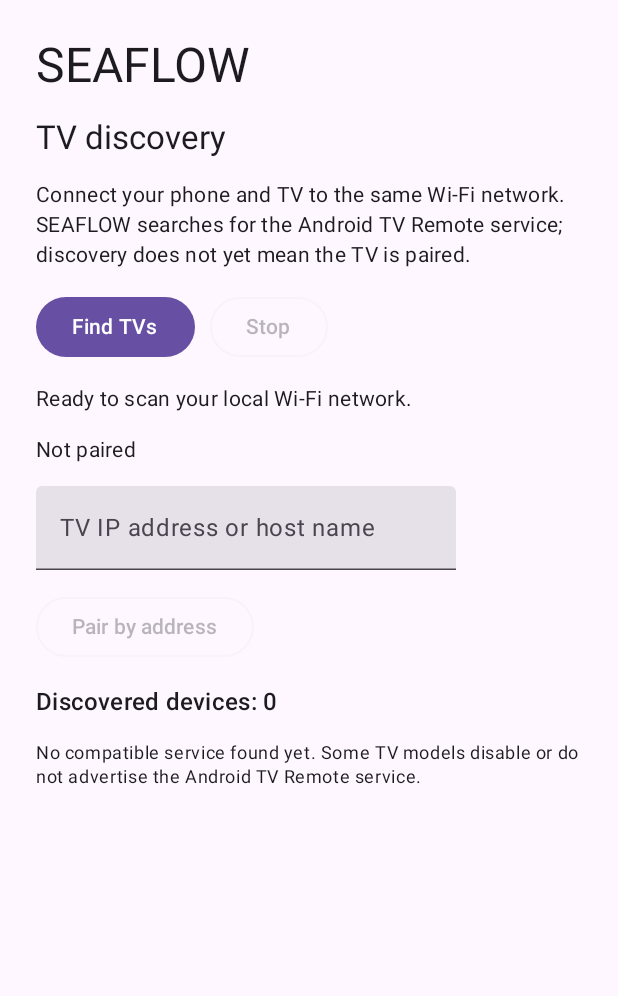
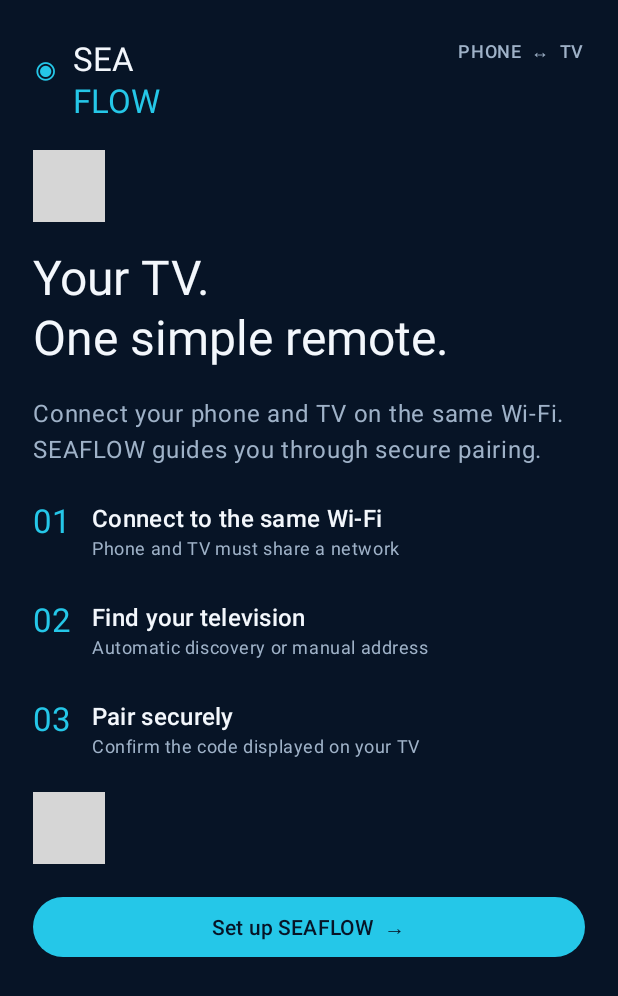
Before and after one commit to puttishiva147/SEA-FLOW-, an Android app built with Jetpack Compose: the screen it shows after launch (MainActivity), on a phone screen of 412 x 824 dp. Shown: the top 996 px of the screen. Run offline under Robolectric (Android 15) with nearby library versions, the phone set to English and light mode, and no system bars; 2 statements that could not run were skipped; grey boxes are pictures that could not be loaded.

Commit message:
Build branded SEAFLOW onboarding and guided TV setup flow

```diff
--- a/app/src/main/java/com/seaflow/remote/MainActivity.kt
+++ b/app/src/main/java/com/seaflow/remote/MainActivity.kt
@@ -168,24 +168,23 @@ private class TvDiscoveryController(
 
 @Composable
 private fun SeaflowScreen(context: Context) {
+    var stage by remember { mutableStateOf("welcome") }
     var scanning by remember { mutableStateOf(false) }
-    var status by remember { mutableStateOf("Ready to scan your local Wi-Fi network.") }
+    var status by remember { mutableStateOf("Ready to find your TV") }
     var devices by remember { mutableStateOf(emptyList<TvCandidate>()) }
-    var pairingStatus by remember { mutableStateOf("Not paired") }
+    var pairingStatus by remember { mutableStateOf("Not connected") }
     var pairingPin by remember { mutableStateOf("") }
     var manualHost by remember { mutableStateOf("") }
     var pendingTvName by remember { mutableStateOf("") }
     var pendingTvHost by remember { mutableStateOf("") }
     var pairingBusy by remember { mutableStateOf(false) }
-    var awaitingPin by remember { mutableStateOf(false) }
-    val pairingPreferences = remember(context) { context.getSharedPreferences("seaflow_tv_pairing", Context.MODE_PRIVATE) }
-    var pairedName by remember { mutableStateOf(pairingPreferences.getString("paired_tv_name", null)) }
-    var pairedHost by remember { mutableStateOf(pairingPreferences.getString("paired_tv_host", null)) }
+    val preferences = remember(context) { context.getSharedPreferences("seaflow_tv_pairing", Context.MODE_PRIVATE) }
+    var pairedName by remember { mutableStateOf(preferences.getString("paired_tv_name", null)) }
+    var pairedHost by remember { mutableStateOf(preferences.getString("paired_tv_host", null)) }
     var pairingSession by remember { mutableStateOf<TvPairingClient.PairingSession?>(null) }
-    val pairingSessionRef = remember { AtomicReference<TvPairingClient.PairingSession?>(null) }
+    val sessionRef = remember { AtomicReference<TvPairingClient.PairingSession?>(null) }
     val executor = remember { Executors.newSingleThreadExecutor() }
     val mainHandler = remember { Handler(Looper.getMainLooper()) }
-
     val controller = remember(context) {
         TvDiscoveryController(context) { message, results, active ->
             status = message
@@ -194,7 +193,7 @@ private fun SeaflowScreen(context: Context) {
         }
     }
     DisposableEffect(controller) {
-        onDispose { controller.close(); pairingSessionRef.getAndSet(null)?.close(); executor.shutdownNow() }
+        onDispose { controller.close(); sessionRef.getAndSet(null)?.close(); executor.shutdownNow() }
     }
 
     fun beginPairing(hostValue: String, displayName: String) {
@@ -205,106 +204,176 @@ private fun SeaflowScreen(context: Context) {
         }
         pairingSession?.close()
         pairingSession = null
-        pairingSessionRef.set(null)
-        awaitingPin = false
+        sessionRef.set(null)
         pairingBusy = true
         pendingTvName = displayName
         pendingTvHost = host
-        pairingStatus = "Opening encrypted pairing connection to $displayName…"
+        pairingStatus = "Opening secure connection to $displayName…"
         executor.execute {
             try {
-                val session = TvPairingClient(context).begin(host)
+                val session = TvPairingClient(context.applicationContext).begin(host)
                 mainHandler.post {
                     pairingSession = session
-                    pairingSessionRef.set(session)
+                    sessionRef.set(session)
                     pairingBusy = false
-                    awaitingPin = true
                     pairingPin = ""
-                    pairingStatus = "Connection established. Check your TV screen for its six-character pairing code."
+                    pairingStatus = "Connection established. Enter the code shown on your TV."
+                    stage = "pair"
                 }
             } catch (error: Exception) {
                 mainHandler.post {
                     pairingBusy = false
-                    pairingStatus = "Could not start secure pairing: ${error.localizedMessage ?: "connection failed"}"
+                    pairingStatus = error.localizedMessage ?: "Could not start pairing."
                 }
             }
         }
     }
 
-    MaterialTheme {
-        Surface(
-            modifier = Modifier.fillMaxSize(),
-            color = MaterialTheme.colorScheme.background
-        ) {
+    val navy = androidx.compose.ui.graphics.Color(0xFF071426)
+    val panel = androidx.compose.ui.graphics.Color(0xFF10243D)
+    val cyan = androidx.compose.ui.graphics.Color(0xFF25C7E8)
+    val muted = androidx.compose.ui.graphics.Color(0xFF9FB2C8)
+    val scheme = androidx.compose.material3.darkColorScheme(
+        primary = cyan,
+        secondary = androidx.compose.ui.graphics.Color(0xFF4D86FF),
+        background = navy,
+        surface = panel,
+        onPrimary = navy,
+        onBackground = androidx.compose.ui.graphics.Color(0xFFF3F7FC),
+        onSurface = androidx.compose.ui.graphics.Color(0xFFF3F7FC)
+    )
+
+    MaterialTheme(colorScheme = scheme) {
+        Surface(Modifier.fillMaxSize(), color = navy) {
             Column(
-                modifier = Modifier.fillMaxSize().padding(24.dp),
-                verticalArrangement = Arrangement.spacedBy(14.dp)
+                Modifier.fillMaxSize().padding(horizontal = 22.dp, vertical = 26.dp),
+                verticalArrangement = Arrangement.spacedBy(18.dp)
             ) {
-                Text("SEAFLOW", style = MaterialTheme.typography.headlineLarge)
-                Text("TV discovery", style = MaterialTheme.typography.titleLarge)
-                Text(
-                    "Connect your phone and TV to the same Wi-Fi network. SEAFLOW searches for the Android TV Remote service; discovery does not yet mean the TV is paired.",
-                    style = MaterialTheme.typography.bodyMedium
-                )
-                Row(horizontalArrangement = Arrangement.spacedBy(10.dp)) {
-                    Button(onClick = { controller.start() }, enabled = !scanning) {
-                        Text(if (scanning) "Scanning…" else "Find TVs")
+                Row(Modifier.fillMaxWidth(), horizontalArrangement = Arrangement.SpaceBetween) {
+                    Row(horizontalArrangement = Arrangement.spacedBy(10.dp)) {
+                        Text("◉", color = cyan, style = MaterialTheme.typography.headlineMedium)
+                        Column {
+                            Text("SEA", style = MaterialTheme.typography.titleLarge)
+                            Text("FLOW", color = cyan, style = MaterialTheme.typography.titleLarge)
+                        }
                     }
-                    OutlinedButton(onClick = { controller.stop(); scanning = false; status = "Scan stopped." }, enabled = scanning) {
-                        Text("Stop")
+                    Text("PHONE  ↔  TV", color = muted, style = MaterialTheme.typography.labelMedium)
+                }
+                when (stage) {
+                    "welcome" -> {
+                        Spacer(Modifier.weight(0.3f))
+                        Text("Your TV.\nOne simple remote.", style = MaterialTheme.typography.headlineLarge)
+                        Text("Connect your phone and TV on the same Wi-Fi. SEAFLOW guides you through secure pairing.", color = muted, style = MaterialTheme.typography.bodyLarge)
+                        SetupStep("01", "Connect to the same Wi-Fi", "Phone and TV must share a network")
+                        SetupStep("02", "Find your television", "Automatic discovery or manual address")
+                        SetupStep("03", "Pair securely", "Confirm the code displayed on your TV")
+                        Spacer(Modifier.weight(0.7f))
+                        Button(onClick = { stage = "discover" }, modifier = Modifier.fillMaxWidth()) { Text("Set up SEAFLOW  →") }
                     }
-                }
-                Text(status, style = MaterialTheme.typography.bodyMedium)
-                Text(pairingStatus, style = MaterialTheme.typography.bodyMedium)
-                if (awaitingPin) {
-                    Text("Enter the six-character hexadecimal code displayed on your TV.", style = MaterialTheme.typography.bodySmall)
-                    TextField(value = pairingPin, onValueChange = { pairingPin = it.uppercase().filter { c -> c in "0123456789ABCDEF" }.take(6) }, label = { Text("TV pairing code") }, singleLine = true)
-                    Button(onClick = {
-                        val session = pairingSession
-                        val enteredPin = pairingPin
-                        if (session != null && enteredPin.length == 6 && !pairingBusy) {
-                            pairingBusy = true
-                            pairingStatus = "Verifying the TV code and completing secure pairing…"
-                            executor.execute {
-                                try {
-                                    session.finish(enteredPin)
-                                    mainHandler.post { pairingBusy = false; awaitingPin = false; pairingSession = null; pairingSessionRef.set(null); pairedName = pendingTvName; pairedHost = pendingTvHost; pairingPreferences.edit().putString("paired_tv_name", pendingTvName).putString("paired_tv_host", pendingTvHost).apply(); pairingStatus = "Secure pairing completed successfully."; pairingPin = "" }
-                                } catch (error: Exception) {
-                                    mainHandler.post { pairingBusy = false; pairingStatus = error.localizedMessage ?: "Pairing failed." }
+                    "discover" -> {
+                        Text("Connect your TV", style = MaterialTheme.typography.headlineMedium)
+                        Text("Make sure your phone and TV are on the same Wi-Fi network.", color = muted)
+                        Card(colors = androidx.compose.material3.CardDefaults.cardColors(containerColor = panel)) {
+                            Column(Modifier.fillMaxWidth().padding(16.dp), verticalArrangement = Arrangement.spacedBy(8.dp)) {
+                                Text("STEP 1  ·  FIND YOUR TV", color = cyan, style = MaterialTheme.typography.labelMedium)
+                                Text("Search the local network for compatible Android TV devices.")
+                                Button(onClick = { controller.start() }, enabled = !scanning, modifier = Modifier.fillMaxWidth()) { Text(if (scanning) "Searching…" else "Find TVs on Wi-Fi") }
+                                if (scanning) OutlinedButton(onClick = { controller.stop(); scanning = false }, modifier = Modifier.fillMaxWidth()) { Text("Stop search") }
+                                Text(status, color = muted, style = MaterialTheme.typography.bodySmall)
+                            }
+                        }
+                        Text("AVAILABLE DEVICES  ·  \${devices.size}", color = cyan, style = MaterialTheme.typography.labelMedium)
+                        LazyColumn(Modifier.weight(1f), verticalArrangement = Arrangement.spacedBy(10.dp)) {
+                            items(devices, key = { "\${it.host}:\${it.port}" }) { device ->
+                                Card(colors = androidx.compose.material3.CardDefaults.cardColors(containerColor = panel)) {
+                                    Row(Modifier.fillMaxWidth().padding(14.dp), horizontalArrangement = Arrangement.SpaceBetween) {
+                                        Column(Modifier.weight(1f)) {
+                                            Text(device.name, style = MaterialTheme.typography.titleMedium)
+                                            Text(device.host, color = muted, style = MaterialTheme.typography.bodySmall)
+                                        }
+                                        Button(onClick = { beginPairing(device.host, device.name) }, enabled = !pairingBusy) { Text("Connect") }
+                                    }
                                 }
                             }
                         }
-                    }, enabled = !pairingBusy && pairingPin.length == 6) { Text(if (pairingBusy) "Pairing…" else "Confirm code") }
-                    OutlinedButton(onClick = { pairingSession?.close(); pairingSession = null; pairingSessionRef.set(null); awaitingPin = false; pairingStatus = "Pairing cancelled."; pairingPin = "" }, enabled = !pairingBusy) { Text("Cancel pairing") }
-                }
-                pairedName?.let { Text("Saved pairing: $it ($pairedHost). Client identity is retained in Android Keystore.", style = MaterialTheme.typography.titleMedium) }
-                TextField(value = manualHost, onValueChange = { manualHost = it.take(120) }, label = { Text("TV IP address or host name") }, singleLine = true)
-                OutlinedButton(onClick = { beginPairing(manualHost, manualHost) }, enabled = manualHost.isNotBlank() && !pairingBusy && !awaitingPin) { Text("Pair by address") }
-                Text("Discovered devices: ${devices.size}", style = MaterialTheme.typography.titleMedium)
-                if (devices.isEmpty()) {
-                    Text(
-                        "No compatible service found yet. Some TV models disable or do not advertise the Android TV Remote service.",
-                        style = MaterialTheme.typography.bodySmall
-                    )
-                } else {
-                    LazyColumn(verticalArrangement = Arrangement.spacedBy(10.dp)) {
-                        items(devices, key = { "${it.host}:${it.port}" }) { device ->
-                            Card(Modifier.fillMaxWidth()) {
-                                Column(
-                                    Modifier.fillMaxWidth().padding(16.dp),
-                                    verticalArrangement = Arrangement.spacedBy(5.dp)
-                                ) {
-                                    Text(device.name, style = MaterialTheme.typography.titleMedium)
-                                    Text("${device.host}:${device.port}")
-                                    Text(device.service, style = MaterialTheme.typography.bodySmall)
-                                    Text("Android TV Remote v2 service discovered.", style = MaterialTheme.typography.bodySmall)
-                                    Button(onClick = { beginPairing(device.host, device.name) }, enabled = !pairingBusy && !awaitingPin) { Text("Pair this TV") }
-                                }
+                        Card(colors = androidx.compose.material3.CardDefaults.cardColors(containerColor = panel)) {
+                            Column(Modifier.padding(14.dp), verticalArrangement = Arrangement.spacedBy(8.dp)) {
+                                Text("Can't find your TV?", style = MaterialTheme.typography.titleSmall)
+                                Text("Enter its local IP address to try pairing directly.", color = muted, style = MaterialTheme.typography.bodySmall)
+                                TextField(value = manualHost, onValueChange = { manualHost = it.take(120) }, modifier = Modifier.fillMaxWidth(), label = { Text("TV IP address or host name") }, singleLine = true)
+                                OutlinedButton(onClick = { beginPairing(manualHost, manualHost) }, enabled = manualHost.isNotBlank() && !pairingBusy, modifier = Modifier.fillMaxWidth()) { Text("Continue with address") }
                             }
                         }
+                    }
+                    "pair" -> {
+                        Text("Verify your TV", style = MaterialTheme.typography.headlineMedium)
+                        Text("STEP 2  ·  SECURE PAIRING", color = cyan, style = MaterialTheme.typography.labelMedium)
+                        Text("A six-character code should appear on your television. Enter it below to finish pairing.", color = muted)
+                        Card(colors = androidx.compose.material3.CardDefaults.cardColors(containerColor = panel)) {
+                            Column(Modifier.fillMaxWidth().padding(18.dp), verticalArrangement = Arrangement.spacedBy(14.dp)) {
+                                Text(pendingTvName, style = MaterialTheme.typography.titleLarge)
+                                Text(pendingTvHost, color = muted)
+                                TextField(value = pairingPin, onValueChange = { pairingPin = it.uppercase().filter { c -> c in "0123456789ABCDEF" }.take(6) }, modifier = Modifier.fillMaxWidth(), label = { Text("6-character TV code") }, singleLine = true)
+                                Button(onClick = {
+                                    val session = pairingSession
+                                    val pin = pairingPin
+                                    if (session != null && pin.length == 6 && !pairingBusy) {
+                                        pairingBusy = true
+                                        pairingStatus = "Verifying code…"
+                                        executor.execute {
+                                            try {
+                                                session.finish(pin)
+                                                mainHandler.post {
+                                                    pairingBusy = false
+                                                    pairingSession = null
+                                                    sessionRef.set(null)
+                                                    pairedName = pendingTvName
+                                                    pairedHost = pendingTvHost
+                                                    preferences.edit().putString("paired_tv_name", pendingTvName).putString("paired_tv_host", pendingTvHost).apply()
+                                                    pairingPin = ""
+                                                    pairingStatus = "TV paired successfully."
+                                                    stage = "connected"
+                                                }
+                                            } catch (error: Exception) {
+                                                mainHandler.post {
+                                                    pairingBusy = false
+                                                    pairingStatus = error.localizedMessage ?: "Pairing failed. Check the code and try again."
+                                                }
+                                            }
+                                        }
+                                    }
+                                }, enabled = !pairingBusy && pairingPin.length == 6, modifier = Modifier.fillMaxWidth()) { Text(if (pairingBusy) "Verifying…" else "Pair my TV") }
+                            }
+                        }
+                        Text(pairingStatus, color = muted)
+                        TextButton(onClick = { pairingSession?.close(); pairingSession = null; sessionRef.set(null); pairingPin = ""; stage = "discover"; pairingStatus = "Pairing cancelled." }) { Text("Back to device list") }
+                    }
+                    "connected" -> {
+                        Text("You're connected.", style = MaterialTheme.typography.headlineMedium)
+                        Text("SEAFLOW pairing is saved on this phone.", color = muted)
+                        Card(colors = androidx.compose.material3.CardDefaults.cardColors(containerColor = panel)) {
+                            Column(Modifier.fillMaxWidth().padding(18.dp), verticalArrangement = Arrangement.spacedBy(8.dp)) {
+                                Text("PAIRED TELEVISION", color = cyan, style = MaterialTheme.typography.labelMedium)
+                                Text(pairedName ?: "Your TV", style = MaterialTheme.typography.titleLarge)
+                                Text(pairedHost ?: "", color = muted)
+                                Text("Secure pairing completed. Remote commands are not enabled in this build yet.", color = muted, style = MaterialTheme.typography.bodySmall)
+                            }
+                        }
+                        Button(onClick = { stage = "discover" }, modifier = Modifier.fillMaxWidth()) { Text("Add another TV") }
                     }
                 }
             }
         }
     }
 }
+
+@Composable
+private fun SetupStep(number: String, title: String, detail: String) {
+    Row(Modifier.fillMaxWidth().padding(vertical = 4.dp), horizontalArrangement = Arrangement.spacedBy(14.dp)) {
+        Text(number, color = androidx.compose.ui.graphics.Color(0xFF25C7E8), style = MaterialTheme.typography.titleLarge)
+        Column {
+            Text(title, style = MaterialTheme.typography.titleMedium)
+            Text(detail, color = androidx.compose.ui.graphics.Color(0xFF9FB2C8), style = MaterialTheme.typography.bodySmall)
+        }
+    }
+}
```
